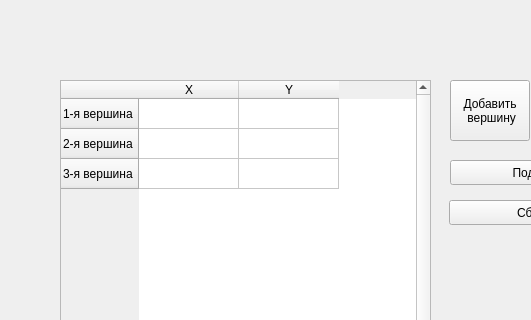
First picture: the form in widget.ui, repository NotHardEngineer/polygon-calculator, before the edit; both pictures show x 0 to 531 and y 0 to 320 of the 800 by 600 pixel window.
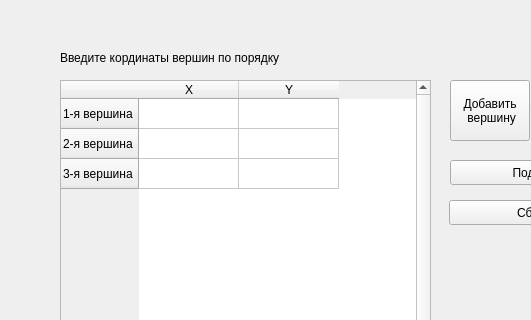
Second picture: the form after the edit.

What changed in the file:
```diff
--- a/widget.ui
+++ b/widget.ui
@@ -217,6 +217,19 @@
     <string/>
    </property>
   </widget>
+  <widget class="QLabel" name="label_2">
+   <property name="geometry">
+    <rect>
+     <x>60</x>
+     <y>50</y>
+     <width>371</width>
+     <height>16</height>
+    </rect>
+   </property>
+   <property name="text">
+    <string>Введите кординаты вершин по порядку</string>
+   </property>
+  </widget>
  </widget>
  <resources/>
  <connections/>
```
